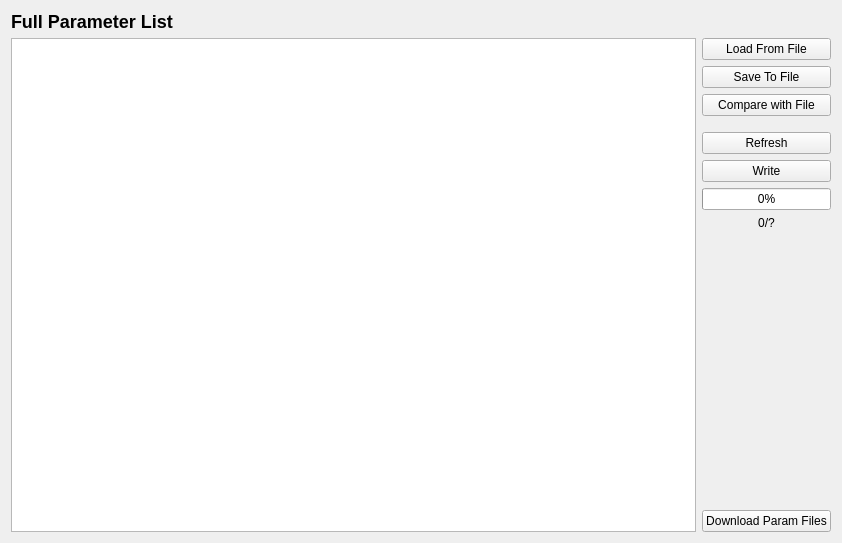
Before: the Qt Designer form src/ui/configuration/AdvParameterList.ui in ArduPilot/apm_planner, drawn with Qt 5.
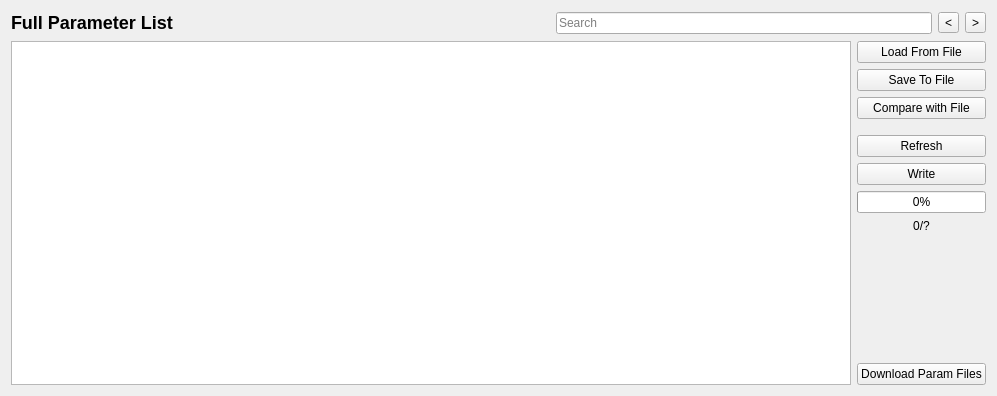
After: the same form once the commit is applied.

Commit message: Fixes #152: Adds Full Text Search to Full Parameter List

What changed in the file:
```diff
--- a/src/ui/configuration/AdvParameterList.ui
+++ b/src/ui/configuration/AdvParameterList.ui
@@ -6,25 +6,108 @@
    <rect>
     <x>0</x>
     <y>0</y>
-    <width>842</width>
-    <height>543</height>
+    <width>997</width>
+    <height>396</height>
    </rect>
   </property>
   <property name="windowTitle">
    <string>Form</string>
   </property>
+  <layout class="QHBoxLayout" name="horizontalLayout_3">
+   <item>
   <layout class="QVBoxLayout" name="verticalLayout_2">
    <item>
+      <layout class="QHBoxLayout" name="horizontalLayout_2">
+       <item>
     <widget class="QLabel" name="label">
+         <property name="minimumSize">
+          <size>
+           <width>0</width>
+           <height>24</height>
+          </size>
+         </property>
+         <property name="maximumSize">
+          <size>
+           <width>194</width>
+           <height>24</height>
+          </size>
+         </property>
      <property name="text">
       <string>&lt;h2&gt;Full Parameter List&lt;/h2&gt;</string>
      </property>
     </widget>
    </item>
    <item>
+        <spacer name="horizontalSpacer">
+         <property name="minimumSize">
+          <size>
+           <width>0</width>
+           <height>23</height>
+          </size>
+         </property>
+         <property name="maximumSize">
+          <size>
+           <width>16777215</width>
+           <height>23</height>
+          </size>
+         </property>
+         <property name="orientation">
+          <enum>Qt::Horizontal</enum>
+         </property>
+         <property name="sizeHint" stdset="0">
+          <size>
+           <width>503</width>
+           <height>20</height>
+          </size>
+         </property>
+        </spacer>
+       </item>
+       <item>
+        <widget class="QLineEdit" name="searchLineEdit">
+         <property name="minimumSize">
+          <size>
+           <width>181</width>
+           <height>0</height>
+          </size>
+         </property>
+         <property name="placeholderText">
+          <string>Search</string>
+         </property>
+        </widget>
+       </item>
+       <item>
+        <widget class="QToolButton" name="previousItemButton">
+         <property name="cursor">
+          <cursorShape>ArrowCursor</cursorShape>
+         </property>
+         <property name="toolTip">
+          <string>Previous</string>
+         </property>
+         <property name="text">
+          <string>&lt;</string>
+         </property>
+        </widget>
+       </item>
+       <item>
+        <widget class="QToolButton" name="nextItemButton">
+         <property name="toolTip">
+          <string>Next</string>
+         </property>
+         <property name="text">
+          <string>&gt;</string>
+         </property>
+        </widget>
+       </item>
+      </layout>
+     </item>
+     <item>
     <layout class="QHBoxLayout" name="horizontalLayout">
      <item>
-      <widget class="QTableWidget" name="tableWidget"/>
+        <widget class="QTableWidget" name="tableWidget">
+         <property name="alternatingRowColors">
+          <bool>true</bool>
+         </property>
+        </widget>
      </item>
      <item>
       <layout class="QVBoxLayout" name="verticalLayout">
@@ -124,6 +207,8 @@
           <string>Download Param Files</string>
          </property>
         </widget>
+         </item>
+        </layout>
        </item>
       </layout>
      </item>
```
Lines whose indentation alone changed are shown as unchanged. The commit also changes 2 other files.
